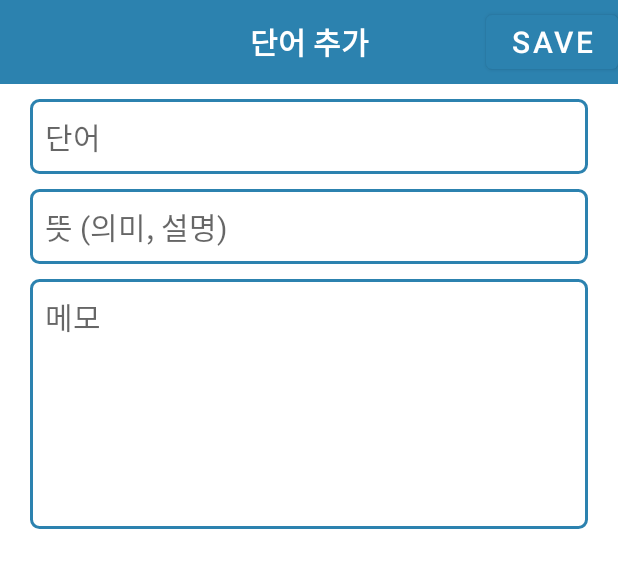
After one commit to danielKim614/Amgibbang, an Android app: the layout activity_add_word.xml on its own in the app's theme, with its tools: preview values and no code run, on a phone screen of 412 x 824 dp. The commit adds this screen. Shown: the top 568 px of the screen. Run offline under Robolectric (Android 15) with nearby library versions, the phone set to English and light mode, and no system bars.

Commit message:
단어 추가 버튼

```diff
--- /dev/null
+++ b/app/src/main/res/layout/activity_add_word.xml
@@ -0,0 +1,58 @@
+<?xml version="1.0" encoding="utf-8"?>
+<LinearLayout xmlns:android="http://schemas.android.com/apk/res/android"
+    xmlns:app="http://schemas.android.com/apk/res-auto"
+    xmlns:tools="http://schemas.android.com/tools"
+    android:layout_width="match_parent"
+    android:layout_height="match_parent"
+    android:orientation="vertical"
+    tools:context=".AddWordActivity">
+
+    <include
+        layout="@layout/add_word_toolbar"
+        android:id="@+id/add_word_toolbar"/>
+
+    <EditText
+        android:id="@+id/add_word_text_word"
+        android:layout_width="match_parent"
+        android:layout_height="wrap_content"
+        android:layout_marginTop="10dp"
+        android:layout_marginLeft="20dp"
+        android:layout_marginRight="20dp"
+        android:padding="10dp"
+        android:textSize="20sp"
+        android:background="@drawable/word_background_textview"
+        android:hint="단어"
+        android:textColor="@color/black"
+        android:inputType="text"/>
+
+    <EditText
+        android:id="@+id/add_word_text_meaning"
+        android:layout_width="match_parent"
+        android:layout_height="wrap_content"
+        android:layout_marginTop="10dp"
+        android:layout_marginLeft="20dp"
+        android:layout_marginRight="20dp"
+        android:padding="10dp"
+        android:textSize="20sp"
+        android:background="@drawable/word_background_textview"
+        android:hint="뜻 (의미, 설명)"
+        android:textColor="@color/black"
+        android:inputType="text"/>
+
+    <EditText
+        android:id="@+id/add_word_text_explanation"
+        android:layout_width="match_parent"
+        android:layout_height="wrap_content"
+        android:layout_marginTop="10dp"
+        android:layout_marginLeft="20dp"
+        android:layout_marginRight="20dp"
+        android:minLines="6"
+        android:padding="10dp"
+        android:textSize="20sp"
+        android:background="@drawable/word_background_textview"
+        android:hint="메모"
+        android:textColor="@color/black"
+        android:inputType="text|textMultiLine"
+        android:gravity="top"/>
+
+</LinearLayout>
--- /dev/null
+++ b/app/src/main/res/layout/add_word_toolbar.xml
@@ -0,0 +1,29 @@
+<?xml version="1.0" encoding="utf-8"?>
+<androidx.appcompat.widget.Toolbar xmlns:android="http://schemas.android.com/apk/res/android"
+    xmlns:app="http://schemas.android.com/apk/res-auto"
+    android:id="@+id/add_word_toolbar"
+    android:layout_width="match_parent"
+    android:layout_height="wrap_content"
+    android:background="?attr/colorPrimary"
+    android:theme="@style/ThemeOverlay.AppCompat.ActionBar"
+    app:popupTheme="@style/ThemeOverlay.AppCompat.Light">
+
+    <TextView
+        android:layout_width="wrap_content"
+        android:layout_height="wrap_content"
+        android:text="단어 추가"
+        android:textColor="?attr/colorOnPrimary"
+        android:layout_gravity="center"
+        android:textSize="20sp"
+        android:textStyle="bold"/>
+
+    <Button
+        android:id="@+id/add_word_button_save"
+        android:layout_width="wrap_content"
+        android:layout_height="wrap_content"
+        android:layout_gravity="end"
+        android:text="@string/save"
+        android:textSize="20sp"
+        android:onClick="onButtonClick"/>
+
+</androidx.appcompat.widget.Toolbar>
--- a/app/src/main/res/layout/calendar_cell.xml
+++ b/app/src/main/res/layout/calendar_cell.xml
@@ -6,8 +6,10 @@
 
     <TextView
         android:id="@+id/calendar_cell"
-        android:layout_width="wrap_content"
-        android:layout_height="wrap_content"
+        android:layout_width="40dp"
+        android:layout_height="40dp"
+        android:padding="5dp"
+        android:gravity="center"
         android:text="1"
         android:textSize="20sp"
         android:textColor="@color/black"
--- a/app/src/main/res/values/strings.xml
+++ b/app/src/main/res/values/strings.xml
@@ -1,6 +1,7 @@
 <resources>
     <string name="app_name">Amgibbang</string>
     <string name="edit">edit</string>
+    <string name="save">save</string>
     <!-- TODO: Remove or change this placeholder text -->
     <string name="hello_blank_fragment">Hello blank fragment</string>
 </resources>
```
Also changed, not shown: app/src/main/AndroidManifest.xml (+9 -0 lines), app/src/main/java/com/cookandroid/amgibbang/AddWordActivity.java (added, +62 -0 lines), app/src/main/java/com/cookandroid/amgibbang/CalendarActivity.java (+24 -9 lines), app/src/main/java/com/cookandroid/amgibbang/CalendarAdapter.java (+16 -8 lines), app/src/main/java/com/cookandroid/amgibbang/CalendarViewHolder.java (+11 -10 lines), app/src/main/res/drawable/calendar_background_cell.xml (added, +7 -0 lines).
